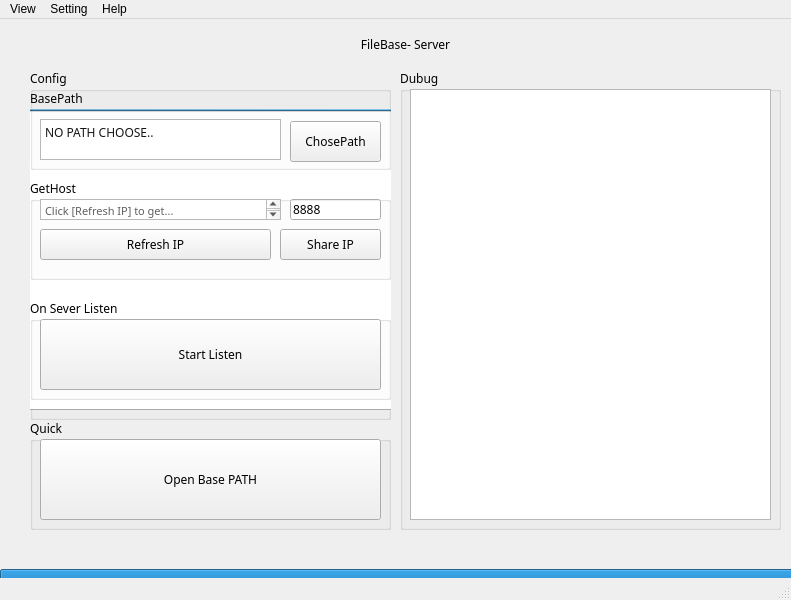
Before: the Qt Designer form MainWindow.ui in sangko-dgq/FSyncX, drawn with Qt 5.
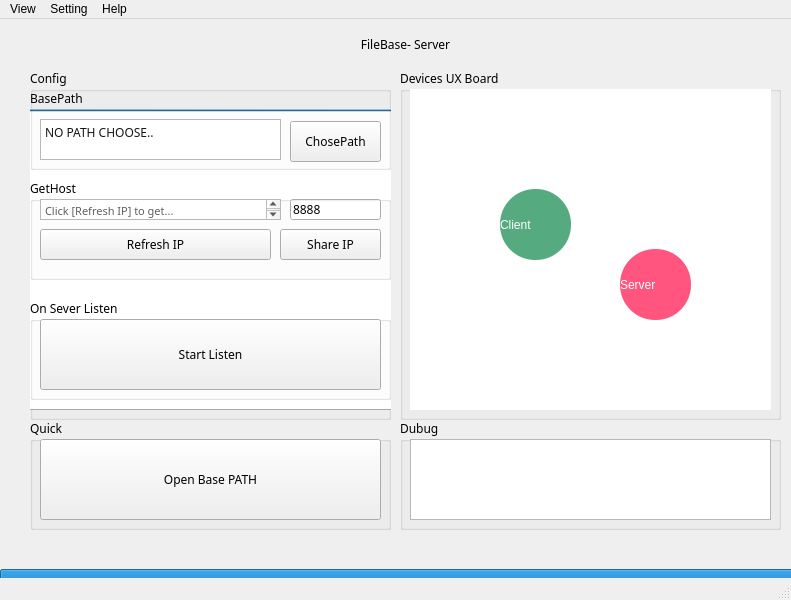
After: the same form once the commit is applied. The open tabs and pages were chosen to show the change. Icons and pictures are not drawn.

Diff of the .ui file:
```diff
--- a/MainWindow.ui
+++ b/MainWindow.ui
@@ -589,9 +589,9 @@
       <property name="geometry">
        <rect>
         <x>380</x>
-        <y>40</y>
+        <y>390</y>
         <width>381</width>
-        <height>461</height>
+        <height>111</height>
        </rect>
       </property>
       <property name="title">
@@ -603,7 +603,7 @@
          <x>10</x>
          <y>20</y>
          <width>361</width>
-         <height>431</height>
+         <height>81</height>
         </rect>
        </property>
       </widget>
@@ -627,6 +627,76 @@
        <set>Qt::AlignCenter</set>
       </property>
      </widget>
+     <widget class="QGroupBox" name="groupBox_2">
+      <property name="geometry">
+       <rect>
+        <x>380</x>
+        <y>40</y>
+        <width>381</width>
+        <height>351</height>
+       </rect>
+      </property>
+      <property name="title">
+       <string>Devices UX Board</string>
+      </property>
+      <widget class="QGraphicsView" name="graphicsView_3">
+       <property name="geometry">
+        <rect>
+         <x>10</x>
+         <y>20</y>
+         <width>361</width>
+         <height>321</height>
+        </rect>
+       </property>
+       <property name="styleSheet">
+        <string notr="true">border:0px;</string>
+       </property>
+      </widget>
+      <widget class="QLabel" name="label_3">
+       <property name="geometry">
+        <rect>
+         <x>220</x>
+         <y>180</y>
+         <width>71</width>
+         <height>71</height>
+        </rect>
+       </property>
+       <property name="contextMenuPolicy">
+        <enum>Qt::NoContextMenu</enum>
+       </property>
+       <property name="styleSheet">
+        <string notr="true">background-color: rgb(255, 85, 127);
+font: 11pt &quot;Fira Code&quot;;
+border-radius: 35px;
+color: rgb(255, 255, 255);</string>
+       </property>
+       <property name="text">
+        <string>Server</string>
+       </property>
+      </widget>
+      <widget class="QLabel" name="label_4">
+       <property name="geometry">
+        <rect>
+         <x>100</x>
+         <y>120</y>
+         <width>71</width>
+         <height>71</height>
+        </rect>
+       </property>
+       <property name="contextMenuPolicy">
+        <enum>Qt::NoContextMenu</enum>
+       </property>
+       <property name="styleSheet">
+        <string notr="true">background-color: rgb(85, 170, 127);
+font: 11pt &quot;Fira Code&quot;;
+border-radius: 35px;
+color: rgb(255, 255, 255);</string>
+       </property>
+       <property name="text">
+        <string>Client</string>
+       </property>
+      </widget>
+     </widget>
     </widget>
    </widget>
    <widget class="QProgressBar" name="PBarCommon_4">
```
Left out of the diff: 91 changed lines with no effect on the pictures.
